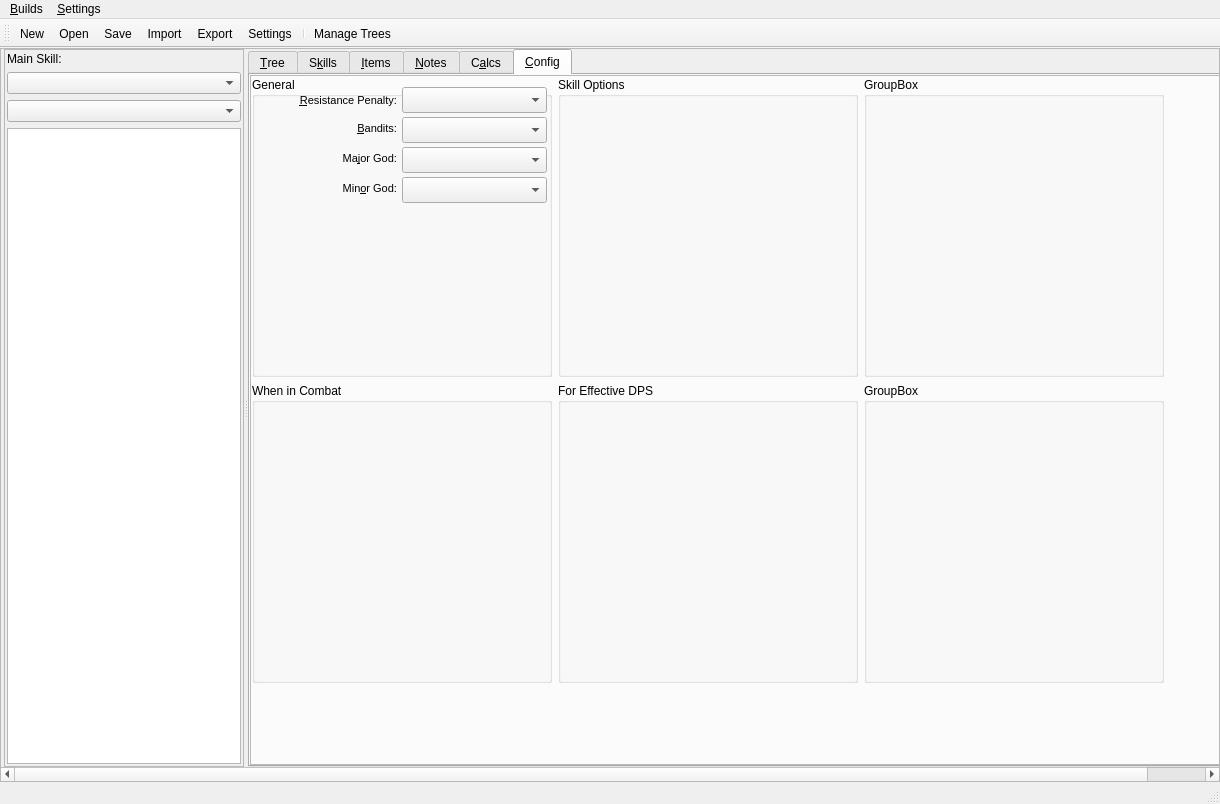
PathOfBuildingCommunity/PathOfBuilding-Python, file Assets/PoB_Main_Window.ui: the form before one commit.
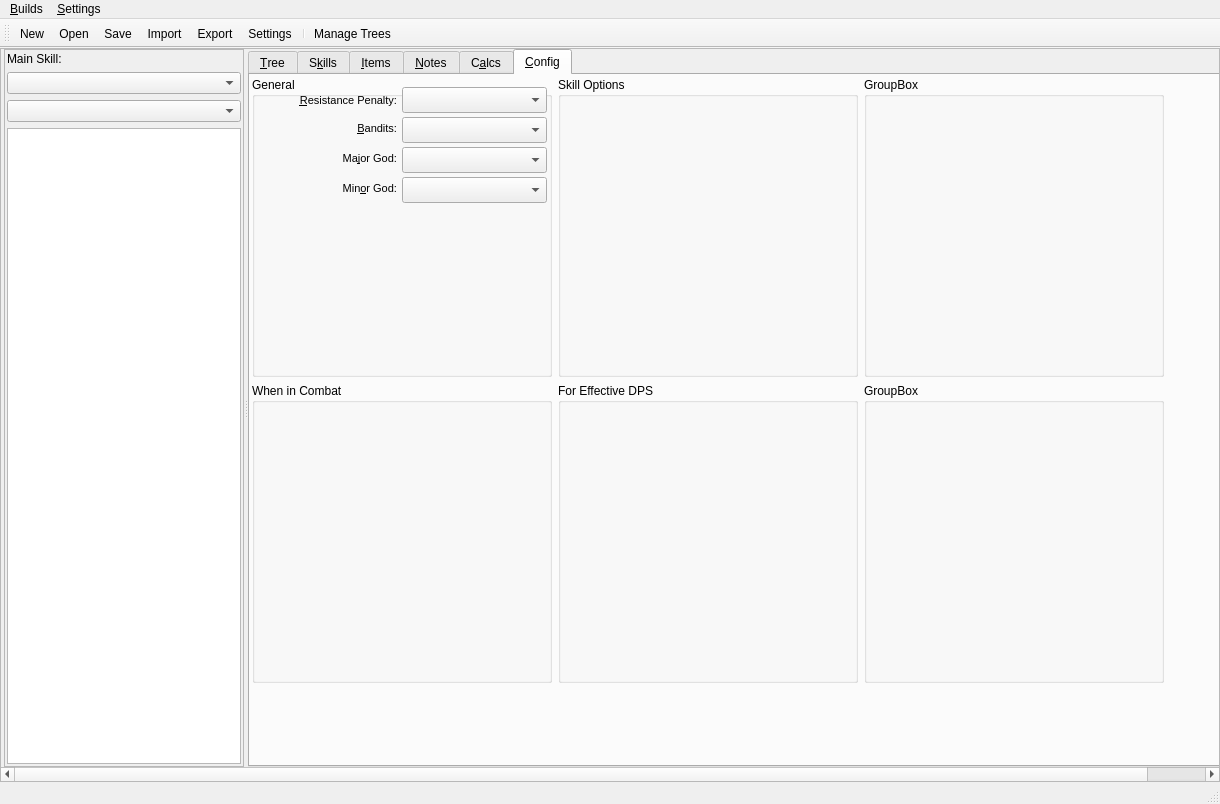
The form after the commit. The open tabs and pages were chosen to show the change. Icons and pictures are not drawn.

Diff of the .ui file:
```diff
--- a/Assets/PoB_Main_Window.ui
+++ b/Assets/PoB_Main_Window.ui
@@ -1922,12 +1922,6 @@
              </property>
              <item>
               <widget class="QFrame" name="frame_Config">
-               <property name="frameShape">
-                <enum>QFrame::StyledPanel</enum>
-               </property>
-               <property name="frameShadow">
-                <enum>QFrame::Raised</enum>
-               </property>
                <widget class="QGroupBox" name="grpbox_General">
                 <property name="geometry">
                  <rect>
```
Left out of the diff: 2 changed lines with no effect on the pictures.
